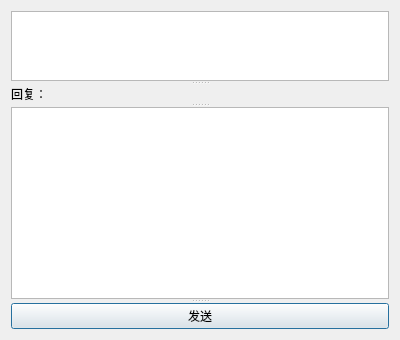
Old version of the form client/dialogcomments.ui in the repository seekstar/syncchat.
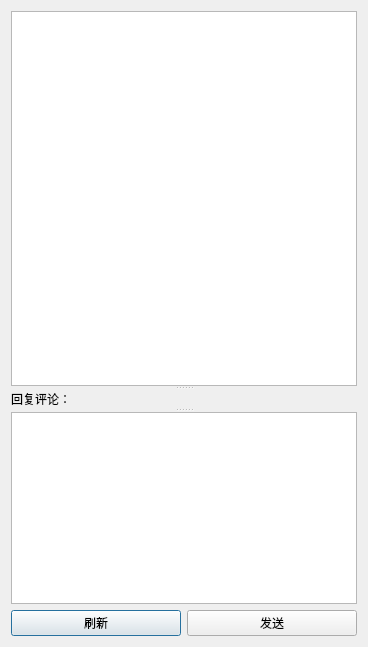
New version of the form.

Diff of the .ui file:
```diff
--- a/client/dialogcomments.ui
+++ b/client/dialogcomments.ui
@@ -6,8 +6,8 @@
    <rect>
     <x>0</x>
     <y>0</y>
-    <width>400</width>
-    <height>300</height>
+    <width>368</width>
+    <height>647</height>
    </rect>
   </property>
   <property name="windowTitle">
@@ -35,12 +35,12 @@
        </sizepolicy>
       </property>
       <property name="text">
-       <string>回复：</string>
+       <string>回复评论：</string>
       </property>
      </widget>
      <widget class="QTextEdit" name="textEdit">
       <property name="sizePolicy">
-       <sizepolicy hsizetype="Expanding" vsizetype="Fixed">
+       <sizepolicy hsizetype="Expanding" vsizetype="Maximum">
         <horstretch>0</horstretch>
         <verstretch>0</verstretch>
        </sizepolicy>
@@ -52,12 +52,28 @@
        </size>
       </property>
      </widget>
+    </widget>
+   </item>
+   <item>
+    <layout class="QHBoxLayout" name="horizontalLayout">
+     <property name="topMargin">
+      <number>0</number>
+     </property>
+     <item>
+      <widget class="QPushButton" name="btn_refresh">
+       <property name="text">
+        <string>刷新</string>
+       </property>
+      </widget>
+     </item>
+     <item>
      <widget class="QPushButton" name="btn_send">
       <property name="text">
        <string>发送</string>
       </property>
      </widget>
-    </widget>
+     </item>
+    </layout>
    </item>
   </layout>
  </widget>
```
Left out of the diff: 3 changed lines with no effect on the pictures. Lines whose indentation alone changed are shown as unchanged.
